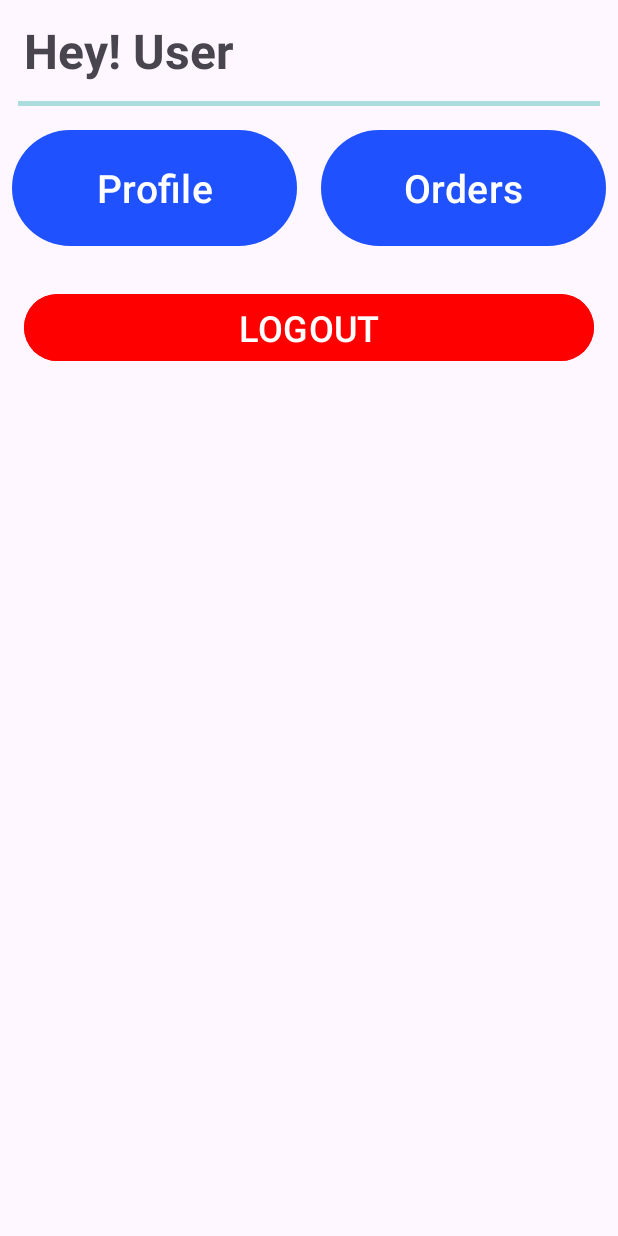
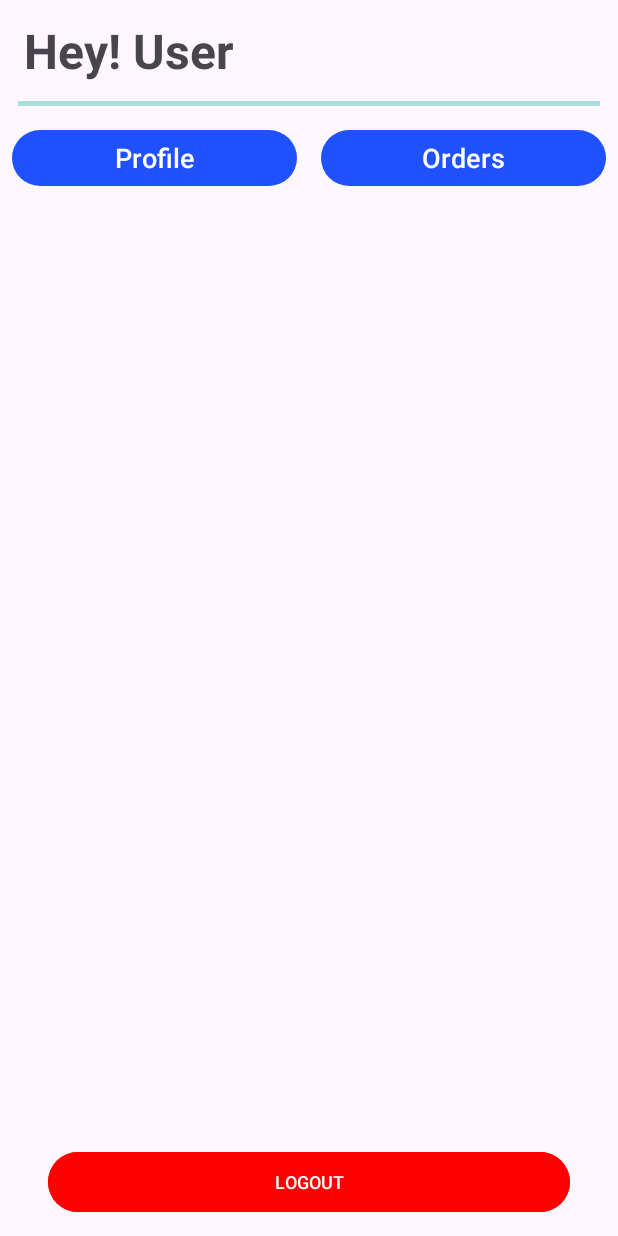
Before and after one commit to ashwanisanuraj/E-Commerce, an Android app: the layout fragment_profile.xml on its own in the app's theme, with its tools: preview values and no code run, on a phone screen of 412 x 824 dp. Run offline under Robolectric (Android 15) with nearby library versions, the phone set to English and light mode, and no system bars.

Commit message:
version 2.5 - updated profile fragment view - changed text size and logout btn location

```diff
--- a/app/src/main/res/layout/fragment_profile.xml
+++ b/app/src/main/res/layout/fragment_profile.xml
@@ -32,12 +32,12 @@
     <com.google.android.material.button.MaterialButton
         android:id="@+id/goToProfile"
         android:layout_width="0dp"
-        android:layout_height="85dp"
+        android:layout_height="45dp"
         android:layout_marginStart="8dp"
         android:layout_marginTop="12dp"
         android:layout_marginEnd="8dp"
         android:text="Profile"
-        android:textSize="26dp"
+        android:textSize="18dp"
         app:layout_constraintEnd_toStartOf="@+id/guideline"
         app:layout_constraintHorizontal_bias="1.0"
         app:layout_constraintStart_toStartOf="parent"
@@ -53,10 +53,10 @@
     <Button
         android:id="@+id/getToOrders"
         android:layout_width="0dp"
-        android:layout_height="85dp"
+        android:layout_height="45dp"
         android:layout_marginTop="12dp"
         android:text="Orders"
-        android:textSize="26dp"
+        android:textSize="18dp"
         android:layout_marginStart="8dp"
         android:layout_marginEnd="8dp"
         app:layout_constraintEnd_toEndOf="parent"
@@ -67,17 +67,17 @@
         android:id="@+id/logoutBtn"
         android:layout_width="0dp"
         android:layout_height="wrap_content"
-        android:layout_marginStart="16dp"
-        android:layout_marginTop="24dp"
-        android:layout_marginEnd="16dp"
+        android:layout_marginStart="32dp"
+        android:layout_marginEnd="32dp"
+        android:layout_marginBottom="12dp"
         android:backgroundTint="@color/red"
         android:gravity="center"
         android:text="LOGOUT"
-        android:textSize="24sp"
+        android:textSize="12sp"
+        app:layout_constraintBottom_toBottomOf="parent"
         app:layout_constraintEnd_toEndOf="parent"
         app:layout_constraintHorizontal_bias="0.0"
-        app:layout_constraintStart_toStartOf="parent"
-        app:layout_constraintTop_toBottomOf="@+id/goToProfile" />
+        app:layout_constraintStart_toStartOf="parent" />
 
 
 </androidx.constraintlayout.widget.ConstraintLayout>
```
